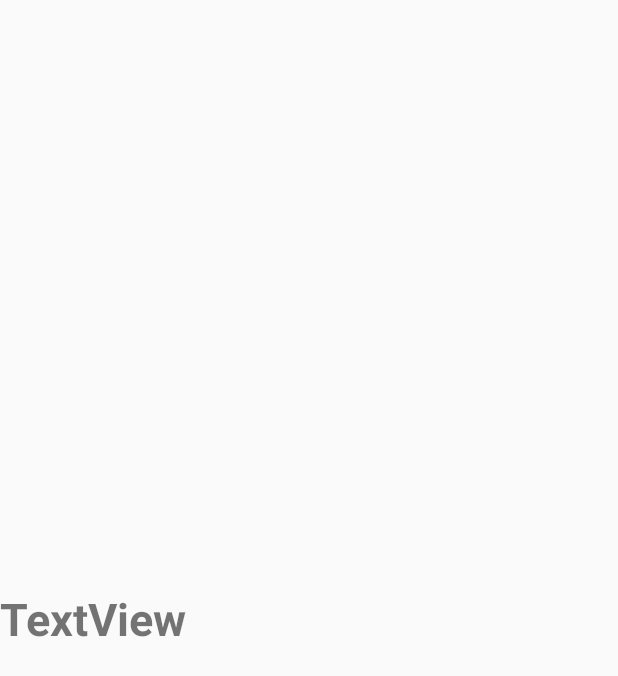
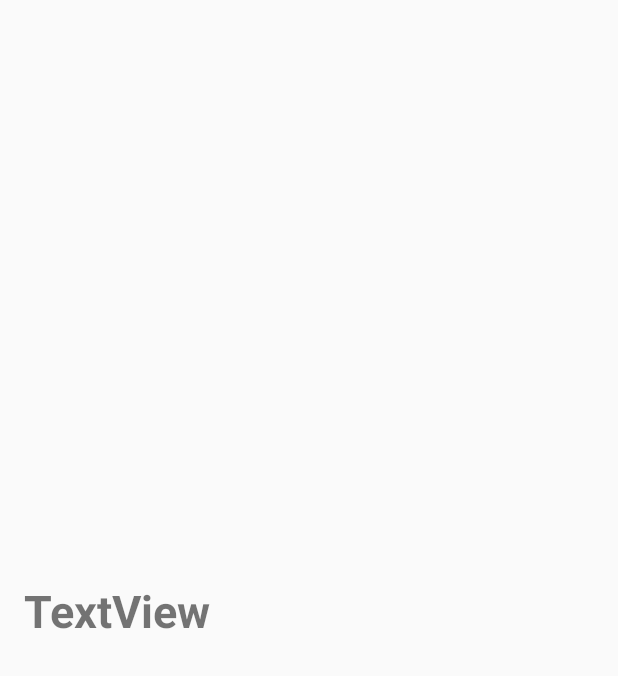
Before and after one commit to Meme-Police/FlashDashAgain, an Android app: the layout deck_list_item.xml on its own in the app's theme, with its tools: preview values and no code run, on a phone screen of 412 x 824 dp. Shown: the top 676 px of the screen. Run offline under Robolectric (Android 15) with nearby library versions, the phone set to English and light mode, and no system bars.

Commit message:
it frelling works

```diff
--- a/app/src/main/java/com/example/flashdashpersonal/Library.java
+++ b/app/src/main/java/com/example/flashdashpersonal/Library.java
@@ -20,6 +20,9 @@ public class Library
 
     public void loadMasterLibrary(Context c) throws IOException
     {
+        /****************************************************************************************
+         * NGL, I felt pretty smart for realising I could save all local deck object to one file
+         ****************************************************************************************/
         Gson gson = new Gson();
         Log.d("THIS ACTIVITY", "You called getMasterLibrary, this function will cause the" +
                 " program to crash if no file named masterLibrary.txt exists at /data/user/0/com.example.flashdashpersonal/files/masterLibrary.txt");
--- a/app/src/main/res/layout/deck_list_item.xml
+++ b/app/src/main/res/layout/deck_list_item.xml
@@ -9,6 +9,8 @@
     <LinearLayout
         android:layout_width="0dp"
         android:layout_height="wrap_content"
+        android:layout_marginStart="16dp"
+        android:layout_marginLeft="16dp"
         android:gravity="center_vertical"
         android:orientation="horizontal"
         app:layout_constraintBottom_toBottomOf="parent"
@@ -24,7 +26,7 @@
             <TextView
                 android:id="@+id/deckNameID"
                 android:layout_width="match_parent"
-                android:layout_height="wrap_content"
+                android:layout_height="51dp"
                 android:text="TextView"
                 android:textSize="30sp"
                 android:textStyle="bold"
```
Also changed, not shown: app/src/main/java/com/example/flashdashpersonal/DeckSelectActivity.java (+33 -0 lines), app/src/main/res/layout/activity_deck_select.xml (+4 -3 lines).
